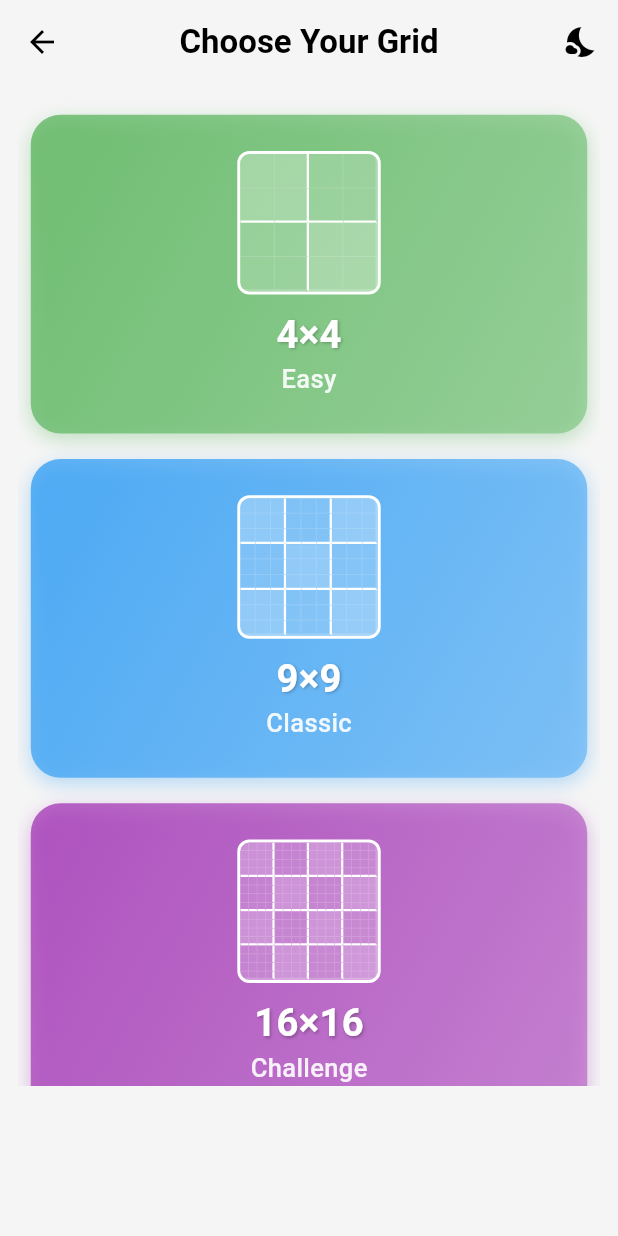
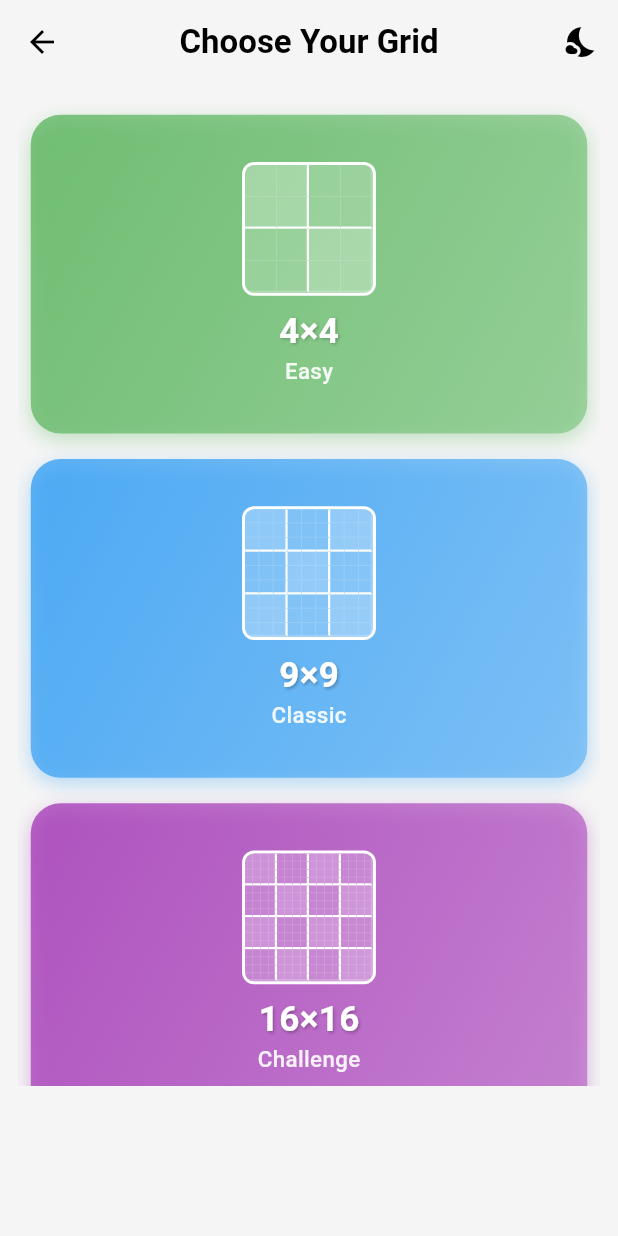
Before and after one commit to theoden8/sudaku, a Flutter app: the screen it shows after launch, after a tap on "PLAY", on a phone screen of 412 x 824 dp. Run offline on Flutter 3.47's test engine with Material 3 defaults, Android fonts, the phone set to English and light mode, and no system bars; missing offline and left inert: bit_array.

Commit message:
Fix card content overflow in size selection
- Wrap card content in FittedBox to auto-scale if content is too large
- Reduce proportions slightly (grid 0.42, padding 0.06, fonts 0.11/0.07)
- Prevents overflow when navigating back to play screen

Co-Authored-By: Claude Opus 4.5 <noreply@anthropic.com>

```diff
--- a/lib/MenuScreen.dart
+++ b/lib/MenuScreen.dart
@@ -133,7 +133,9 @@ class MenuScreenState extends State<MenuScreen> with SingleTickerProviderStateMi
             ? (Matrix4.identity()..scale(1.02))
             : Matrix4.identity(),
         child: Padding(
-          padding: EdgeInsets.all(cardSize * 0.08),
+          padding: EdgeInsets.all(cardSize * 0.06),
+          child: FittedBox(
+            fit: BoxFit.scaleDown,
             child: Column(
               mainAxisAlignment: MainAxisAlignment.center,
               mainAxisSize: MainAxisSize.min,
@@ -141,11 +143,11 @@ class MenuScreenState extends State<MenuScreen> with SingleTickerProviderStateMi
                 // Mini grid preview
                 _buildMiniGrid(
                   n,
-                cardSize * 0.45,
+                  cardSize * 0.42,
                   Colors.white,
                   Colors.white,
                 ),
-              SizedBox(height: cardSize * 0.04),
+                SizedBox(height: cardSize * 0.03),
                 // Size label with optional check icon
                 Row(
                   mainAxisSize: MainAxisSize.min,
@@ -154,7 +156,7 @@ class MenuScreenState extends State<MenuScreen> with SingleTickerProviderStateMi
                     Text(
                       sizeLabel,
                       style: TextStyle(
-                      fontSize: cardSize * 0.12,
+                        fontSize: cardSize * 0.11,
                         fontWeight: FontWeight.bold,
                         color: Colors.white,
                         shadows: const [
@@ -167,11 +169,11 @@ class MenuScreenState extends State<MenuScreen> with SingleTickerProviderStateMi
                       ),
                     ),
                     if (isSelected) ...[
-                    SizedBox(width: cardSize * 0.04),
+                      SizedBox(width: cardSize * 0.03),
                       Icon(
                         Icons.check_circle,
                         color: Colors.white,
-                      size: cardSize * 0.1,
+                        size: cardSize * 0.09,
                       ),
                     ],
                   ],
@@ -180,12 +182,13 @@ class MenuScreenState extends State<MenuScreen> with SingleTickerProviderStateMi
                 Text(
                   difficultyLabel,
                   style: TextStyle(
-                  fontSize: cardSize * 0.08,
+                    fontSize: cardSize * 0.07,
                     color: Colors.white.withOpacity(0.9),
                     fontWeight: FontWeight.w500,
                   ),
                 ),
               ],
+            ),
           ),
         ),
       ),
```
Lines whose indentation alone changed are shown as unchanged.
